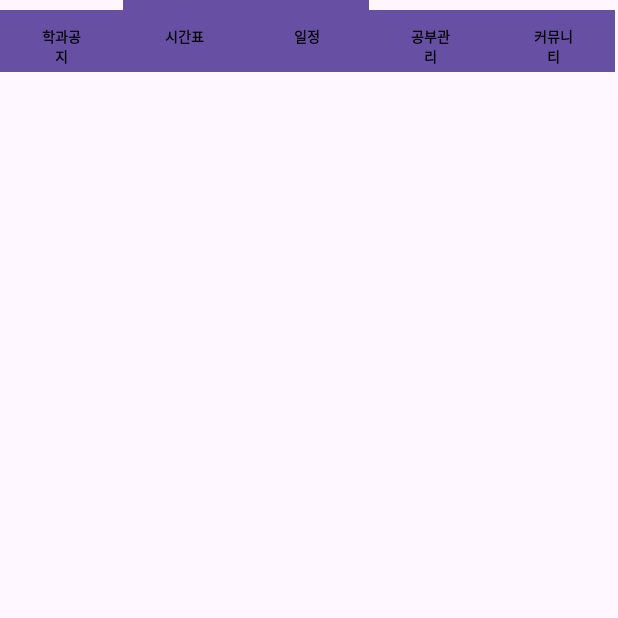
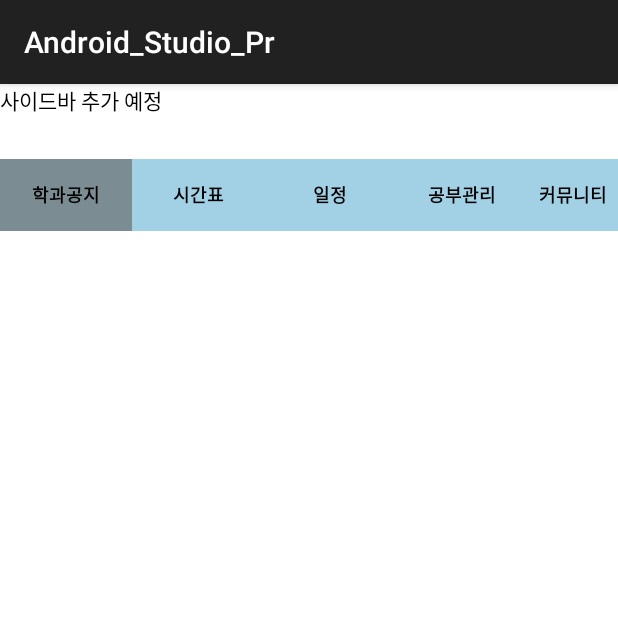
Before and after one commit to BlackWerf1257/Time-Calender, an Android app: the screen it shows after launch (MainActivity), on a phone screen of 412 x 824 dp, the top half of it. Run offline under Robolectric (Android 15) with nearby library versions, the phone set to English and light mode, and no system bars.

Commit message:
화면 크기 덜 구현됨

```diff
--- a/app/src/main/java/com/example/android_studio_pr/MainActivity.java
+++ b/app/src/main/java/com/example/android_studio_pr/MainActivity.java
@@ -4,15 +4,33 @@ import androidx.appcompat.app.AppCompatActivity;
 
 import android.graphics.Color;
 import android.os.Bundle;
+import android.util.DisplayMetrics;
+import android.view.Display;
 import android.widget.Button;
 
+import java.util.List;
+
 public class MainActivity extends AppCompatActivity {
-    Button btn;
+    Button[] topButtonList = new Button[5];
+
     @Override
     protected void onCreate(Bundle savedInstanceState) {
         super.onCreate(savedInstanceState);
         setContentView(R.layout.activity_main);
 
-        btn = (Button) findViewById(R.id.mainBtn);
+        Display display = getWindowManager().getDefaultDisplay();
+        DisplayMetrics metrics = new DisplayMetrics();
+        display.getMetrics(metrics);
+        float density = getResources().getDisplayMetrics().density;
+        int width = (int)(metrics.widthPixels / density) / 5;
+
+        topButtonList[0] = (Button)findViewById(R.id.mainBtn);
+        topButtonList[1] = (Button)findViewById(R.id.calender);
+        topButtonList[2] = (Button)findViewById(R.id.schedule);
+        topButtonList[3] = (Button)findViewById(R.id.studyManage);
+        topButtonList[4] = (Button)findViewById(R.id.community);
+
+        for(int i=0; i< topButtonList.length; i++)
+            topButtonList[i].setWidth(width);
     }
 }
--- a/app/src/main/res/layout/activity_main.xml
+++ b/app/src/main/res/layout/activity_main.xml
@@ -5,66 +5,78 @@
     android:layout_width="match_parent"
     android:layout_height="match_parent"
     tools:context=".MainActivity"
-    android:orientation="vertical">
+    android:orientation="vertical"
+    android:background="@color/white">
+
+    <LinearLayout
+        android:layout_width="match_parent"
+        android:layout_height="50dp">
+        <TextView
+            android:layout_width="wrap_content"
+            android:layout_height="wrap_content"
+            android:text="사이드바 추가 예정"
+            android:textColor="@color/black"
+            android:gravity="center_horizontal"/>
+    </LinearLayout>
 
     <LinearLayout
         android:layout_width="match_parent"
         android:layout_height="wrap_content"
         android:orientation="horizontal">
 
+
         <Button
             android:id="@+id/mainBtn"
-            android:layout_width="82sp"
+            android:layout_width="wrap_content"
             android:layout_height="wrap_content"
             android:text="학과공지"
-            android:textSize="9sp"
             android:textStyle="bold"
+            android:textSize="12sp"
             app:cornerRadius="0dp"
-            android:background="#FF7B8D93"
+            android:background="@color/Selected_Button"
             android:textColor="@color/black"/>
-
 
         <Button
             android:id="@+id/calender"
-            android:layout_width="82sp"
+            android:layout_width="wrap_content"
             android:layout_height="wrap_content"
             android:text="시간표"
-            android:textSize="9sp"
+            android:textSize="12sp"
             android:textStyle="bold"
             app:cornerRadius="0dp"
-            android:background="#A2D0E4"
-            android:textColor="@color/black"/>
+            android:textColor="@color/black"
+            android:background="@color/UnSelected_Button"/>
 
         <Button
             android:id="@+id/schedule"
-            android:layout_width="82sp"
+            android:layout_width="wrap_content"
             android:layout_height="wrap_content"
             android:textStyle="bold"
             android:text="일정"
-            android:textSize="9sp"
+            android:textSize="12sp"
             app:cornerRadius="0dp"
-            android:background="#FFCFD8DC"
-            android:textColor="@color/black"/>
+            android:textColor="@color/black"
+            android:background="@color/UnSelected_Button"/>
         <Button
             android:id="@+id/studyManage"
-            android:layout_width="82sp"
+            android:layout_width="wrap_content"
             android:layout_height="wrap_content"
             android:textStyle="bold"
             android:text="공부관리"
-            android:textSize="9sp"
+            android:textSize="12sp"
             app:cornerRadius="0dp"
-            android:background="#FFCFD8DC"
-            android:textColor="@color/black"/>
+            android:textColor="@color/black"
+            android:background="@color/UnSelected_Button"/>
         <Button
             android:id="@+id/community"
-            android:layout_width="82sp"
+            android:layout_width="wrap_content"
             android:layout_height="wrap_content"
             android:textStyle="bold"
             android:text="커뮤니티"
-            android:textSize="9sp"
+            android:textSize="12sp"
             app:cornerRadius="0dp"
-            android:background="#FFCFD8DC"
-            android:textColor="@color/black"/>
+            android:textColor="@color/black"
+            android:background="@color/UnSelected_Button"/>
     </LinearLayout>
 
 </LinearLayout>
--- a/app/src/main/res/values/colors.xml
+++ b/app/src/main/res/values/colors.xml
@@ -2,4 +2,6 @@
 <resources>
     <color name="black">#FF000000</color>
     <color name="white">#FFFFFFFF</color>
+    <color name="Selected_Button">#FF7B8D93</color>
+    <color name="UnSelected_Button">#A2D0E4</color>
 </resources>
--- a/app/src/main/res/values/themes.xml
+++ b/app/src/main/res/values/themes.xml
@@ -5,5 +5,5 @@
         <!-- <item name="colorPrimary">@color/my_light_primary</item> -->
     </style>
 
-    <style name="Theme.Android_Studio_Pr" parent="Base.Theme.Android_Studio_Pr" />
+    <style name="Theme.Android_Studio_Pr" parent="Theme.AppCompat" />
 </resources>
```
